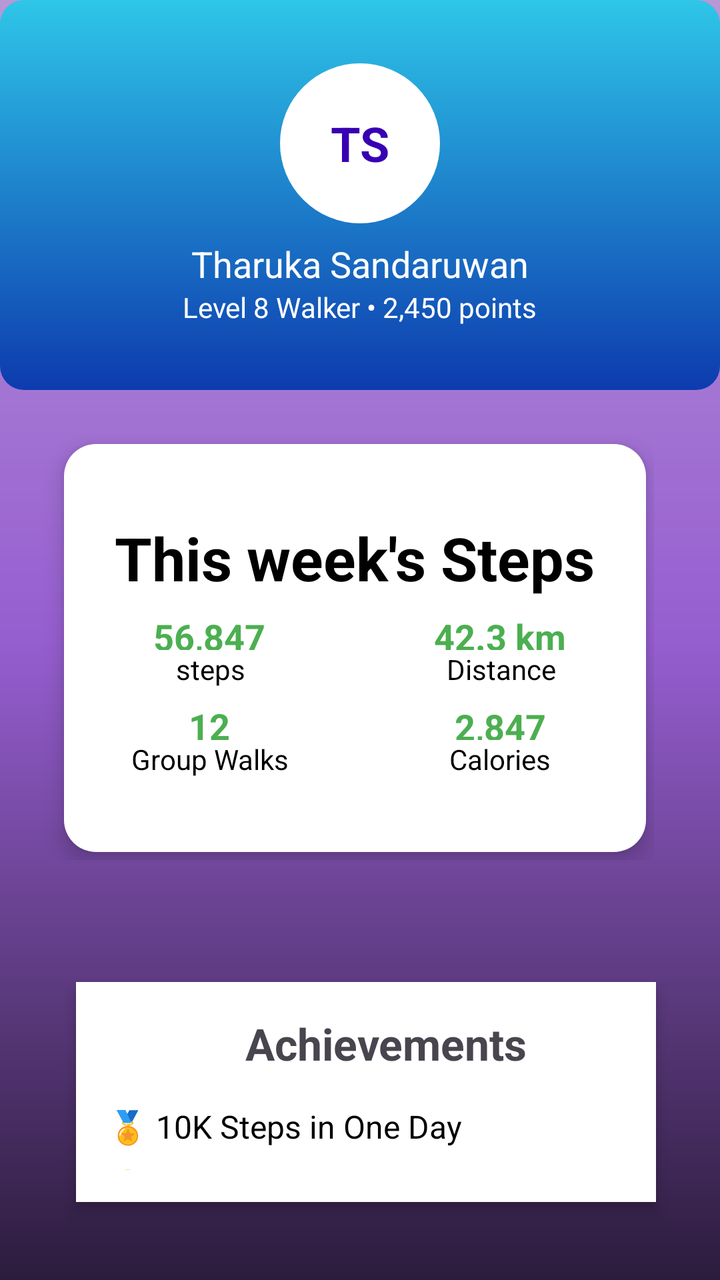
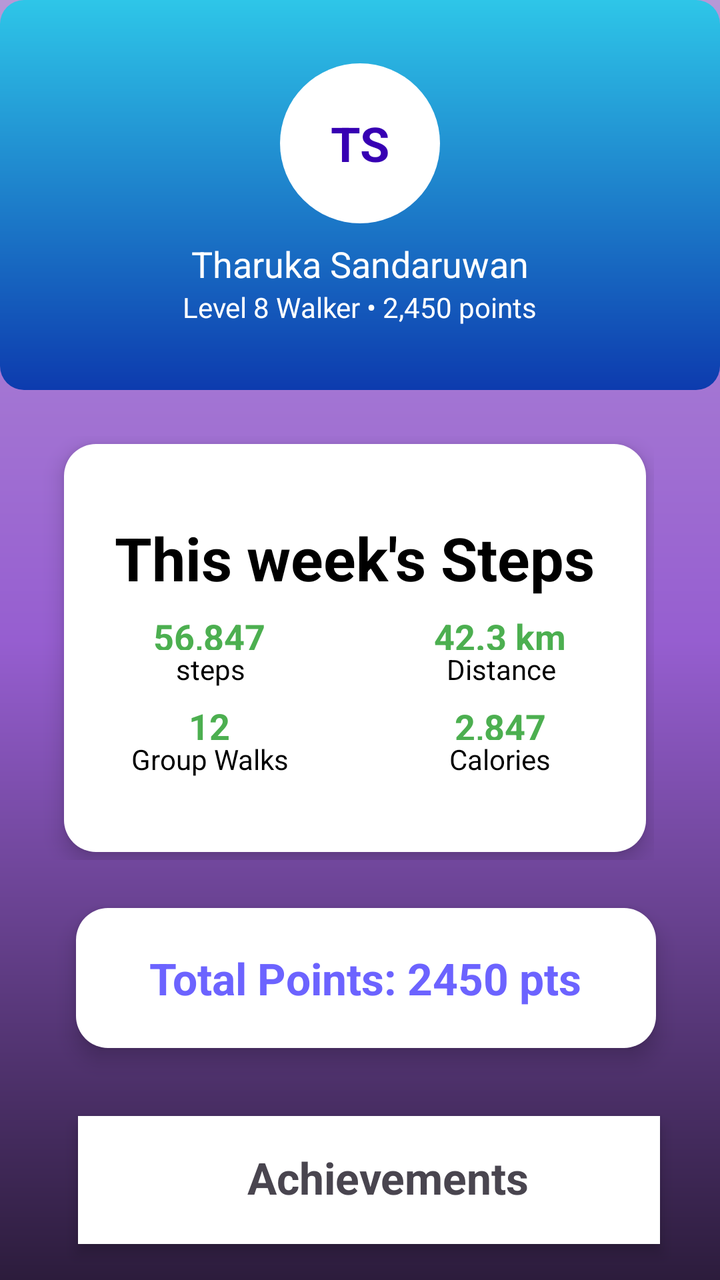

An Android layout rendered at two revisions. The XML below is the earlier revision; the diff shows what the commit changed to produce the second picture.
<!-- AndroidManifest.xml: application theme Theme.GrowStep -->
<!-- res/layout/activity_achievements.xml -->
<?xml version="1.0" encoding="utf-8"?>
<RelativeLayout xmlns:android="http://schemas.android.com/apk/res/android"
    xmlns:app="http://schemas.android.com/apk/res-auto"
    android:layout_width="match_parent"
    android:layout_height="match_parent"
    android:background="@drawable/activity_profile_background">

    

    


    

    <LinearLayout
        android:id="@+id/profileHeader"
        android:layout_width="473dp"
        android:layout_height="195dp"
        android:background="@drawable/diamond_button_bg"
        android:gravity="center"
        android:orientation="vertical">

        <TextView
            android:id="@+id/profileIcon"
            android:layout_width="80dp"
            android:layout_height="80dp"
            android:background="@drawable/circle_background"
            android:gravity="center"
            android:text="TS"
            android:textColor="@color/design_default_color_primary_dark"
            android:textSize="24sp"
            android:textStyle="bold" />

        <TextView
            android:id="@+id/tvUserName"
            android:layout_width="wrap_content"
            android:layout_height="wrap_content"
            android:layout_marginTop="8dp"
            android:text="Tharuka Sandaruwan"
            android:textColor="@android:color/white"
            android:textSize="18sp" />

        <TextView
            android:id="@+id/tvUserLevel"
            android:layout_width="wrap_content"
            android:layout_height="wrap_content"
            android:text="Level 8 Walker • 2,450 points"
            android:textColor="@android:color/white"
            android:textSize="14sp" />
    </LinearLayout>

    <GridLayout
        android:id="@+id/weeklyStatsGaid"
        android:layout_width="371dp"
        android:layout_height="212dp"
        android:layout_below="@id/profileHeader"
        android:layout_alignParentStart="true"
        android:layout_alignParentEnd="true"
        android:layout_marginStart="7dp"
        android:layout_marginTop="23dp"
        android:layout_marginEnd="33dp"
        android:columnCount="2"
        android:gravity="center"
        android:useDefaultMargins="true">

        <LinearLayout
            android:id="@+id/statsCard"
            android:layout_width="match_parent"
            android:layout_height="match_parent"
            android:layout_row="0"
            android:layout_column="0"
            android:layout_below="@id/stepCircleContainer"
            android:layout_centerHorizontal="true"
            android:layout_marginLeft="25dp"
            android:background="@drawable/forgot_password_card_background"
            android:elevation="6dp"
            android:gravity="center"
            android:orientation="vertical">

            <TextView
                android:id="@+id/stepsCount"
                android:layout_width="wrap_content"
                android:layout_height="wrap_content"
                android:layout_gravity="center"

                android:text="This week's Steps"
                android:textColor="#000000"
                android:textSize="30sp"
                android:textStyle="bold" />


            <LinearLayout
                android:layout_width="match_parent"
                android:layout_height="26dp"
                android:gravity="center"
                android:orientation="horizontal"
                android:paddingTop="12dp"
                android:weightSum="2">

                <TextView
                    android:id="@+id/NupberSteps"
                    android:layout_width="0dp"
                    android:layout_height="39dp"
                    android:layout_weight="1"
                    android:gravity="center"
                    android:text="56,847"
                    android:textColor="#4CAF50"
                    android:textSize="18sp"
                    android:textStyle="bold" />

                <TextView
                    android:id="@+id/Nupberdistance"
                    android:layout_width="0dp"
                    android:layout_height="39dp"
                    android:layout_weight="1"
                    android:gravity="center"
                    android:text="42.3 km"
                    android:textColor="#4CAF50"
                    android:textSize="18sp"
                    android:textStyle="bold" />

            </LinearLayout>

            <LinearLayout
                android:layout_width="match_parent"
                android:layout_height="wrap_content"
                android:gravity="center"
                android:orientation="horizontal"
                android:weightSum="2">

                <TextView
                    android:id="@+id/steps"
                    android:layout_width="180dp"
                    android:layout_height="match_parent"
                    android:layout_weight="1"
                    android:gravity="center"
                    android:text="steps"
                    android:textColor="#000000"
                    android:textSize="14sp" />

                <TextView
                    android:id="@+id/Distance"
                    android:layout_width="178dp"
                    android:layout_height="wrap_content"
                    android:layout_weight="1"
                    android:gravity="center"
                    android:text="Distance"
                    android:textColor="#000000"
                    android:textSize="14sp" />


            </LinearLayout>

            <LinearLayout
                android:layout_width="match_parent"
                android:layout_height="26dp"
                android:gravity="center"
                android:orientation="horizontal"
                android:paddingTop="12dp"
                android:weightSum="2">

                <TextView
                    android:id="@+id/NupberGroupsWalked"
                    android:layout_width="0dp"
                    android:layout_height="44dp"
                    android:layout_weight="1"
                    android:gravity="center"
                    android:text="12"
                    android:textColor="#4CAF50"
                    android:textSize="18sp"
                    android:textStyle="bold" />

                <TextView
                    android:id="@+id/NupberCalories"
                    android:layout_width="0dp"
                    android:layout_height="39dp"
                    android:layout_weight="1"
                    android:gravity="center"
                    android:text="2,847"
                    android:textColor="#4CAF50"
                    android:textSize="18sp"
                    android:textStyle="bold" />

            </LinearLayout>

            <LinearLayout
                android:layout_width="match_parent"
                android:layout_height="wrap_content"
                android:gravity="center"
                android:orientation="horizontal"
                android:weightSum="2">

                <TextView
                    android:id="@+id/Groupwalks"
                    android:layout_width="0dp"
                    android:layout_height="wrap_content"
                    android:layout_weight="1"
                    android:gravity="center"
                    android:text="Group Walks"
                    android:textColor="#000000"
                    android:textSize="14sp" />

                <TextView
                    android:id="@+id/Calories"
                    android:layout_width="0dp"
                    android:layout_height="wrap_content"
                    android:layout_weight="1"
                    android:gravity="center"
                    android:text="Calories"
                    android:textColor="#000000"
                    android:textSize="14sp" />


            </LinearLayout>


        </LinearLayout>
    </GridLayout>

    <LinearLayout
        android:layout_width="341dp"
        android:layout_height="201dp"
        android:layout_below="@+id/weeklyStatsGaid"
        android:layout_alignParentStart="true"
        android:layout_alignParentEnd="true"
        android:layout_alignParentBottom="true"
        android:layout_marginStart="38dp"
        android:layout_marginLeft="12dp"
        android:layout_marginTop="61dp"
        android:layout_marginEnd="32dp"
        android:layout_marginRight="12dp"
        android:layout_marginBottom="39dp"
        android:background="@android:color/white"
        android:elevation="4dp"
        android:orientation="vertical"
        android:padding="16dp">

        <LinearLayout
            android:layout_width="match_parent"
            android:layout_height="wrap_content"
            android:gravity="center_vertical"
            android:orientation="horizontal">


            <TextView
                android:layout_width="wrap_content"
                android:layout_height="wrap_content"
                android:layout_marginStart="10dp"
                android:text="           Achievements"
                android:textSize="22sp"
                android:textStyle="bold" />
        </LinearLayout>

        
        <TextView
            android:layout_width="wrap_content"
            android:layout_height="wrap_content"
            android:layout_marginTop="16dp"
            android:text="🏅 10K Steps in One Day"
            android:textColor="#000000"
            android:textSize="16sp" />

        <TextView
            android:layout_width="wrap_content"
            android:layout_height="wrap_content"
            android:layout_marginTop="8dp"
            android:text="🏆 5 Group Walks Completed"
            android:textColor="#000000"
            android:textSize="16sp" />

        <TextView
            android:layout_width="wrap_content"
            android:layout_height="wrap_content"
            android:layout_marginTop="8dp"
            android:text="🔥 2,000+ Calories Burned"
            android:textColor="#000000"
            android:textSize="16sp" />
    </LinearLayout>

</RelativeLayout>
<!-- resources referenced by this layout -->
<resources>
  <!-- drawable activity_profile_background (drawable) -->
  <?xml version="1.0" encoding="utf-8"?>
  <shape xmlns:android="http://schemas.android.com/apk/res/android" android:shape="rectangle">
      <gradient
          android:startColor="#B798D7"
          android:centerColor="#965ED0"
          android:endColor="#2C1C3C"
          android:angle="2"/>
  </shape>
  <!-- drawable circle_background (drawable) -->
  <?xml version="1.0" encoding="utf-8"?>
  <shape xmlns:android="http://schemas.android.com/apk/res/android" android:shape="oval">
      <solid android:color="@android:color/white"/>
  </shape>
  <!-- drawable diamond_button_bg (drawable) -->
  <?xml version="1.0" encoding="utf-8"?>
  <shape xmlns:android="http://schemas.android.com/apk/res/android" android:shape="rectangle">
      
      <corners android:radius="12dp"/>
  
      <gradient
          android:startColor="#2EC6E8"
          android:endColor="#0D3BAE"
          android:angle="2"/>
  
  
      <path
  
  
          android:pathData="M 60 0 L 120 60 L 60 120 L 0 60 Z"
          />
  
  
  
  </shape>
  <!-- drawable forgot_password_card_background (drawable) -->
  <shape xmlns:android="http://schemas.android.com/apk/res/android">
      <solid android:color="@color/white" />
      <corners android:radius="16dp" />
  </shape>
  <style name="Theme.GrowStep" parent="Base.Theme.GrowStep" />
  <color name="white">#FFFFFFFF</color>
  <style name="Base.Theme.GrowStep" parent="Theme.Material3.DayNight.NoActionBar">
          
          
      </style>
</resources>

<!-- the commit's change to res/layout/activity_achievements.xml (unified diff, before → after) -->
@@ -4,10 +4,6 @@
     android:layout_width="match_parent"
     android:layout_height="match_parent"
     android:background="@drawable/activity_profile_background">
-
-    
-
-    
 
 
     
@@ -82,7 +78,6 @@
                 android:layout_width="wrap_content"
                 android:layout_height="wrap_content"
                 android:layout_gravity="center"
-
                 android:text="This week's Steps"
                 android:textColor="#000000"
                 android:textSize="30sp"
@@ -217,19 +212,60 @@
         </LinearLayout>
     </GridLayout>
 
+    
+    <View
+        android:id="@+id/spaceAfterStats"
+        android:layout_below="@id/weeklyStatsGaid"
+        android:layout_width="match_parent"
+        android:layout_height="24dp" />
+
+    
+
+    
+
     <LinearLayout
-        android:layout_width="341dp"
-        android:layout_height="201dp"
-        android:layout_below="@+id/weeklyStatsGaid"
+        android:id="@+id/totalPointsContainer"
+        android:layout_width="340dp"
+        android:layout_height="70dp"
+        android:layout_below="@id/spaceAfterStats"
+        android:layout_marginStart="38dp"
+        android:layout_marginTop="0dp"
+        android:layout_marginEnd="32dp"
+        android:background="@drawable/forgot_password_card_background"
+        android:elevation="6dp"
+        android:gravity="center"
+        android:orientation="vertical">
+
+        <TextView
+            android:id="@+id/tvTotalPoints"
+            android:layout_width="wrap_content"
+            android:layout_height="wrap_content"
+            android:text="Total Points: 2450 pts"
+            android:textColor="#6C63FF"
+            android:textSize="22sp"
+            android:textStyle="bold" />
+    </LinearLayout>
+
+    <View
+        android:id="@+id/spaceAfterPoints"
+        android:layout_width="match_parent"
+        android:layout_height="24dp"
+        android:layout_below="@id/totalPointsContainer"
+        android:layout_marginTop="3dp" />
+
+    <LinearLayout
+        android:layout_width="wrap_content"
+        android:layout_height="155dp"
+        android:layout_below="@+id/totalPointsContainer"
         android:layout_alignParentStart="true"
         android:layout_alignParentEnd="true"
         android:layout_alignParentBottom="true"
-        android:layout_marginStart="38dp"
+        android:layout_marginStart="39dp"
         android:layout_marginLeft="12dp"
-        android:layout_marginTop="61dp"
-        android:layout_marginEnd="32dp"
+        android:layout_marginTop="34dp"
+        android:layout_marginEnd="30dp"
         android:layout_marginRight="12dp"
-        android:layout_marginBottom="39dp"
+        android:layout_marginBottom="18dp"
         android:background="@android:color/white"
         android:elevation="4dp"
         android:orientation="vertical"
